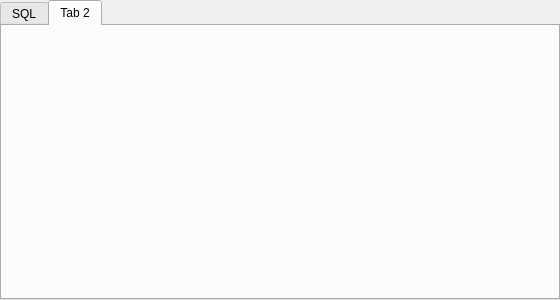
werwolf/ExLibris, file eadmin.ui: the form before one commit.
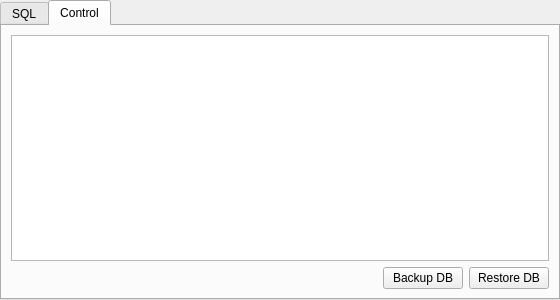
The form after the commit. The open tabs and pages were chosen to show the change.

```diff
--- a/eadmin.ui
+++ b/eadmin.ui
@@ -83,8 +83,44 @@
   </widget>
   <widget class="QWidget" name="tab">
    <attribute name="title">
-    <string>Tab 2</string>
+    <string>Control</string>
    </attribute>
+   <layout class="QVBoxLayout" name="verticalLayout_2">
+    <item>
+     <widget class="QTextEdit" name="info_te"/>
+    </item>
+    <item>
+     <layout class="QHBoxLayout" name="horizontalLayout_2">
+      <item>
+       <spacer name="horizontalSpacer">
+        <property name="orientation">
+         <enum>Qt::Horizontal</enum>
+        </property>
+        <property name="sizeHint" stdset="0">
+         <size>
+          <width>40</width>
+          <height>20</height>
+         </size>
+        </property>
+       </spacer>
+      </item>
+      <item>
+       <widget class="QPushButton" name="backup_btn">
+        <property name="text">
+         <string>Backup DB</string>
+        </property>
+       </widget>
+      </item>
+      <item>
+       <widget class="QPushButton" name="restore_btn">
+        <property name="text">
+         <string>Restore DB</string>
+        </property>
+       </widget>
+      </item>
+     </layout>
+    </item>
+   </layout>
   </widget>
  </widget>
  <resources/>
```
Left out of the diff: 3 changed lines with no effect on the pictures.
